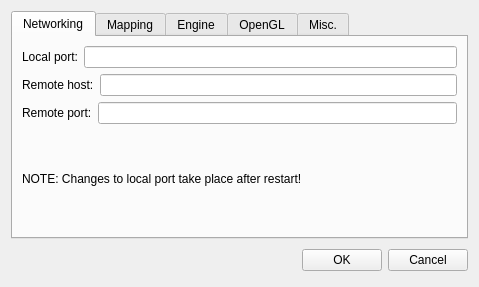
zpc930/pandoramapper, file src/configedit.ui: the form before one commit.
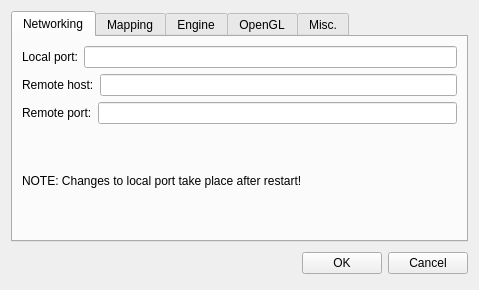
The form after the commit. The open tabs and pages were chosen to show the change.

What changed in the file:
```diff
--- a/src/configedit.ui
+++ b/src/configedit.ui
@@ -7,7 +7,7 @@
     <x>0</x>
     <y>0</y>
     <width>479</width>
-    <height>287</height>
+    <height>290</height>
    </rect>
   </property>
   <property name="windowTitle">
```
Left out of the diff: 2 changed lines with no effect on the pictures.
